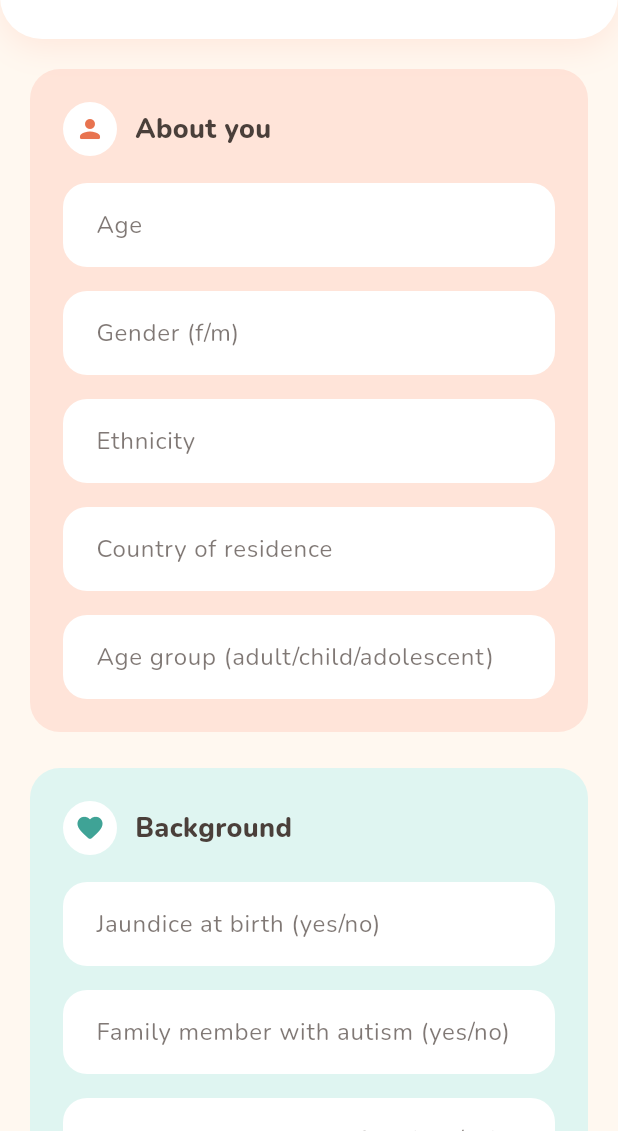
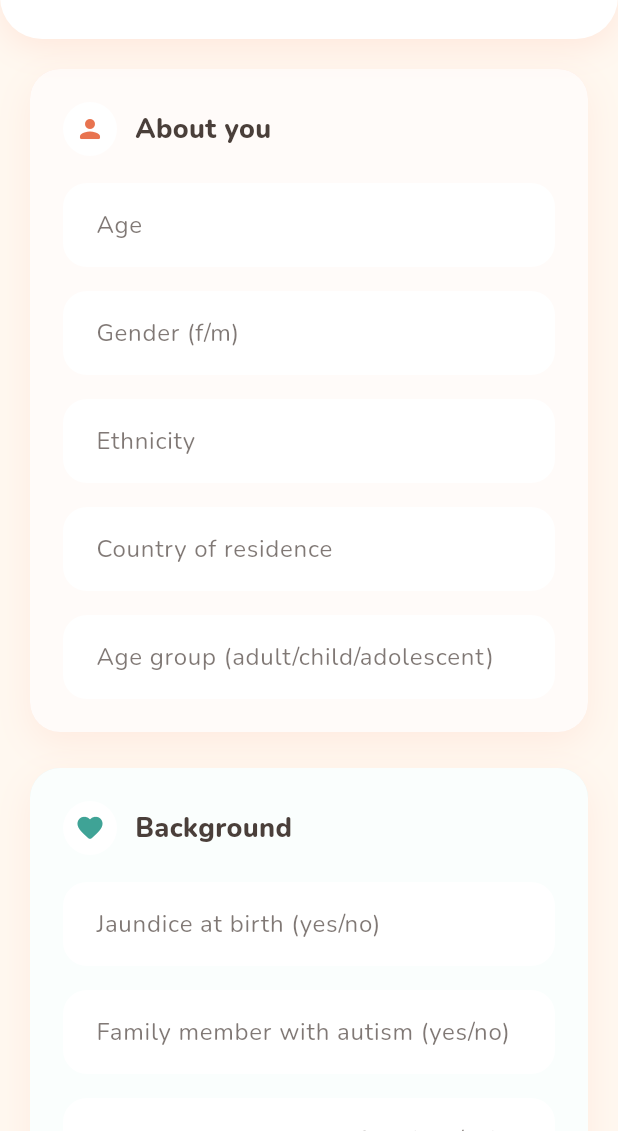
Before and after one commit to Divine-kuzo/linear_regression_model, a Flutter app: the screen it shows after launch, on a phone screen of 412 x 824 dp, the part 105-1236 px from its top. Run offline on Flutter 3.47's test engine with Material 3 defaults, Android fonts, the phone set to English and light mode, and no system bars; our stand-ins replace google_fonts.

Commit message:
polish step 1: translucent white overlay on section card tints

```diff
--- a/summative/FlutterApp/lib/main.dart
+++ b/summative/FlutterApp/lib/main.dart
@@ -179,6 +179,30 @@ class _PredictionPageState extends State<PredictionPage> {
     return InputDecoration(labelText: label, filled: true, fillColor: Colors.white);
   }
 
+  Widget _sectionCard({required Color tintColor, required Widget child}) {
+    return Container(
+      decoration: BoxDecoration(
+        color: tintColor,
+        borderRadius: BorderRadius.circular(20),
+        boxShadow: [
+          BoxShadow(
+            color: BoboColors.coral.withValues(alpha: 0.12),
+            blurRadius: 20,
+            offset: const Offset(0, 8),
+          ),
+        ],
+      ),
+      child: ClipRRect(
+        borderRadius: BorderRadius.circular(20),
+        child: Container(
+          color: Colors.white.withValues(alpha: 0.85),
+          padding: const EdgeInsets.all(22),
+          child: child,
+        ),
+      ),
+    );
+  }
+
   PreferredSizeWidget _buildHeader() {
     return PreferredSize(
       preferredSize: const Size.fromHeight(96),
@@ -248,10 +272,8 @@ class _PredictionPageState extends State<PredictionPage> {
           child: Column(
             crossAxisAlignment: CrossAxisAlignment.stretch,
             children: [
-              Card(
-                color: BoboColors.softCoral,
-                child: Padding(
-                  padding: const EdgeInsets.all(22),
+              _sectionCard(
+                tintColor: BoboColors.softCoral,
                 child: Column(
                   crossAxisAlignment: CrossAxisAlignment.stretch,
                   children: [
@@ -284,12 +306,9 @@ class _PredictionPageState extends State<PredictionPage> {
                   ],
                 ),
               ),
-              ),
               const SizedBox(height: 24),
-              Card(
-                color: BoboColors.softTeal,
-                child: Padding(
-                  padding: const EdgeInsets.all(22),
+              _sectionCard(
+                tintColor: BoboColors.softTeal,
                 child: Column(
                   crossAxisAlignment: CrossAxisAlignment.stretch,
                   children: [
@@ -314,7 +333,6 @@ class _PredictionPageState extends State<PredictionPage> {
                       decoration: _fieldDecoration('Relation to person screened'),
                     ),
                   ],
-                  ),
                 ),
               ),
               const SizedBox(height: 24),
```
Lines whose indentation alone changed are shown as unchanged.
